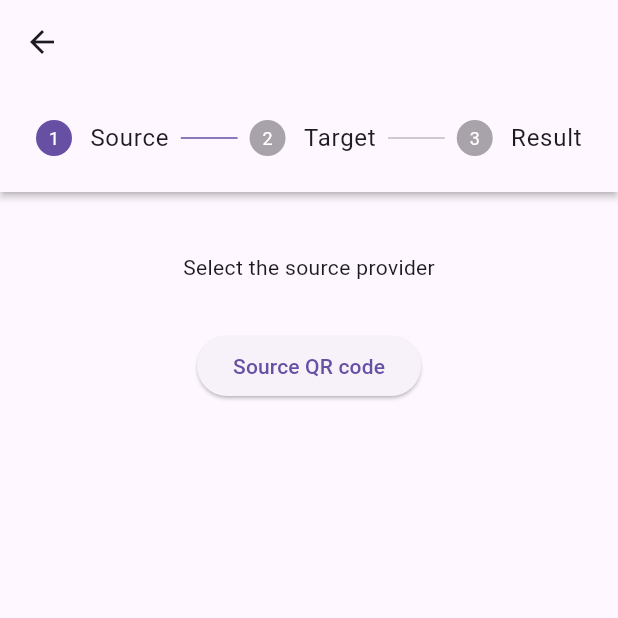
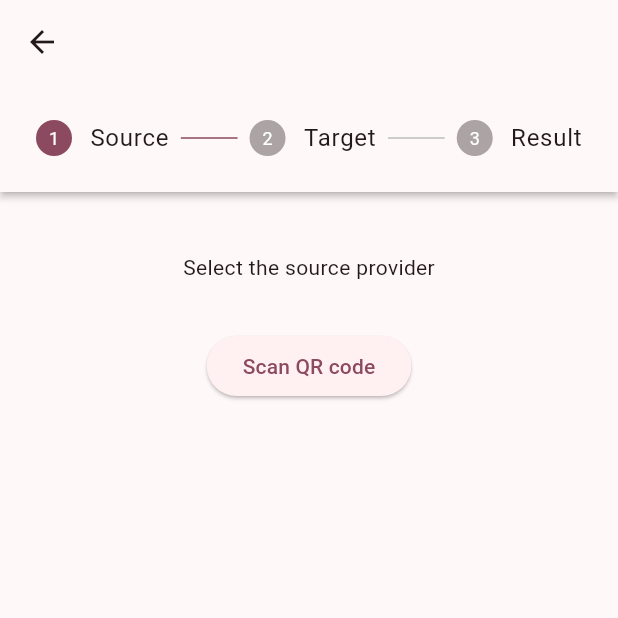
Before and after one commit to lusimeon/qrcode-diff, a Flutter app: the screen it shows after launch, after a tap on "Scan QR code", on a phone screen of 412 x 824 dp, the top half of it. Run offline on Flutter 3.47's test engine with Material 3 defaults, Android fonts, the phone set to English and light mode, and no system bars; our stand-ins replace cloud_functions, firebase_core, image_picker; missing offline and left inert: mobile_scanner; accounts and stored records are empty; generated files the repository leaves out were written again.

Commit message:
update UI

```diff
--- a/lib/src/app.dart
+++ b/lib/src/app.dart
@@ -28,7 +28,10 @@ class App extends StatelessWidget {
       ],
       onGenerateTitle: (BuildContext context) =>
           AppLocalizations.of(context)!.appTitle,
-      theme: ThemeData(),
+      theme: ThemeData(
+        colorSchemeSeed: Colors.black45,
+        fontFamily: 'Roboto',
+      ),
       darkTheme: ThemeData.dark(),
       themeMode: ThemeMode.light,
       onGenerateRoute: (RouteSettings routeSettings) {
--- a/lib/src/home/home_view.dart
+++ b/lib/src/home/home_view.dart
@@ -11,12 +11,7 @@ class HomeView extends StatelessWidget {
     return Scaffold(
       appBar: AppBar(
         title: const Text('QR Code diff'),
-        actions: [
-          IconButton(
-            icon: const Icon(Icons.list),
-            onPressed: () {},
-          ),
-        ],
+        actions: const [],
       ),
 
       body: Center(
--- a/lib/src/scan/scan_result_view.dart
+++ b/lib/src/scan/scan_result_view.dart
@@ -40,9 +40,12 @@ class ScanResultView extends StatelessWidget {
               child: Center(
                 child: Column(
                   children: [
-                    resultImage != null
-                      ? Image.memory(resultImage!)
-                      : const CircularProgressIndicator(),
+                    Padding(
+                      padding: const EdgeInsets.symmetric(vertical: 32),
+                      child: resultImage!.isNotEmpty
+                        ? Image.memory(resultImage!)
+                        : const CircularProgressIndicator(),
+                    ),
                     Table(
                       border: TableBorder.all(),
                       children: [
--- a/lib/src/scan/scan_source_view.dart
+++ b/lib/src/scan/scan_source_view.dart
@@ -30,7 +30,7 @@ class ScanSourceView extends StatelessWidget {
                 child: Column(
                   children: [
                     ElevatedButton(
-                      child: const Text('Source QR code'),
+                      child: const Text('Scan QR code'),
                       onPressed: () => showModalBottomView(
                         context: context,
                         title: 'Scan the QR code',
@@ -44,10 +44,9 @@ class ScanSourceView extends StatelessWidget {
                             }
 
                             Navigator.pop(context);
-
                             scanSuccessCallback(value);
                           },
-                        )
+                        ),
                       ),
                     ),
                   ],
--- a/lib/src/scan/scan_target_view.dart
+++ b/lib/src/scan/scan_target_view.dart
@@ -18,6 +18,8 @@ class ScanTargetView extends StatefulWidget {
 }
 
 class ScanTargetViewState extends State<ScanTargetView> {
+  bool _textInputTileExpanded = false;
+
   final _formKey = GlobalKey<FormState>();
 
   @override
@@ -68,11 +70,32 @@ class ScanTargetViewState extends State<ScanTargetView> {
                             child: const Text('or'),
                           ),
                           ExpansionTile(
-                            title: const Text('Insert a text'),
+                            textColor: Theme.of(context).colorScheme.primary,
+                            collapsedTextColor: Theme.of(context).colorScheme.primary,
+                            collapsedBackgroundColor: Theme.of(context).colorScheme.surfaceContainerLow,
+                            collapsedIconColor: Theme.of(context).colorScheme.primary,
+                            backgroundColor: Theme.of(context).colorScheme.surfaceContainerLow,
+                            shape: const RoundedRectangleBorder(
+                              borderRadius: BorderRadius.all(Radius.circular(8)),
+                            ),
+                            title: const Text('Use a text'),
+                            trailing: RotatedBox(
+                              quarterTurns: _textInputTileExpanded
+                                  ? 2
+                                  : 0,
+                              child: const Icon(Icons.arrow_drop_down_circle)
+                            ),
+                            onExpansionChanged: (bool expanded) => setState(() {
+                              _textInputTileExpanded = expanded;
+                            }),
+                            childrenPadding: const EdgeInsets.all(16),
                             children: <Widget>[
-                              TextFormField(
+                              Padding(
+                                padding: const EdgeInsets.only(bottom: 32 ),
+                                child: TextFormField(
                                   decoration: const InputDecoration(
-                                  labelText: 'Text to compare',
+                                    labelStyle: TextStyle(fontStyle: FontStyle.italic),
+                                    labelText: 'Insert your text…',
                                   ),
                                   onSaved: (value) {
                                     if (value == null) {
@@ -82,8 +105,9 @@ class ScanTargetViewState extends State<ScanTargetView> {
                                     widget.scanSuccessCallback(value);
                                   },
                                 ),
+                              ),
                               ElevatedButton(
-                                child: const Text('Save'),
+                                child: const Text('Process'),
                                 onPressed: () {
                                   final state = _formKey.currentState;
 
--- a/lib/src/scan/scan_view.dart
+++ b/lib/src/scan/scan_view.dart
@@ -57,31 +57,49 @@ class ScanViewState extends State<ScanView> {
             state: widget.controller.scan.source != null ? StepState.complete : StepState.indexed,
             isActive: _stepIndex >= 0,
             title: const Text('Source'),
-            content: ScanSourceView(
+            content: Column(
+              mainAxisAlignment: MainAxisAlignment.center,
+              crossAxisAlignment: CrossAxisAlignment.center,
+              children: [
+                ScanSourceView(
                   scanSuccessCallback: (String value) async {
                     await widget.controller.setSource(value);
                     goToStep(1);
                   },
+                ),
+              ],
             ),
           ),
           Step(
             state: widget.controller.scan.target != null ? StepState.complete : StepState.indexed,
             isActive: _stepIndex >= 1,
             title: const Text('Target'),
-            content: ScanTargetView(
+            content: Column(
+              mainAxisAlignment: MainAxisAlignment.center,
+              crossAxisAlignment: CrossAxisAlignment.center,
+              children: [
+                ScanTargetView(
                   scanSuccessCallback: (String value) async {
                     await widget.controller.setTarget(value);
                     goToStep(2);
                   },
+                ),
+              ]
             ),
           ),
           Step(
             state: StepState.indexed,
             isActive: _stepIndex >= 2,
             title: const Text('Result'),
-            content: ScanResultView(
+            content: Column(
+              mainAxisAlignment: MainAxisAlignment.center,
+              crossAxisAlignment: CrossAxisAlignment.center,
+              children: [
+                ScanResultView(
                   scan: widget.controller.scan,
                   resultImage: widget.controller.diff,
+                ),
+              ],
             ),
           ),
         ],
```
Also changed, not shown: lib/src/scan/scanner/scanner_open_image_view.dart (+5 -12 lines), lib/src/scan/scanner/scanner_with_overlay_view.dart (+30 -6 lines). Lines whose indentation alone changed are shown as unchanged.
